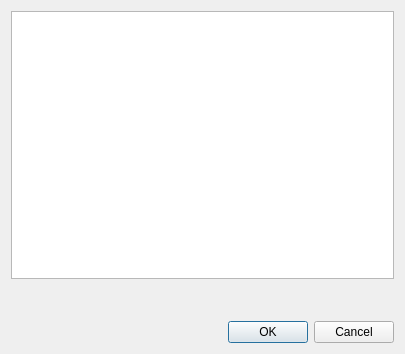
First picture: the form in src/librssguard/gui/dialogs/formaddaccount.ui, repository martinrotter/rssguard, before the edit.
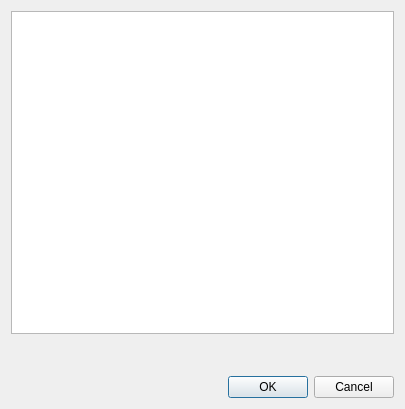
Second picture: the form after the edit.

The edit to the form file:
```diff
--- a/src/librssguard/gui/dialogs/formaddaccount.ui
+++ b/src/librssguard/gui/dialogs/formaddaccount.ui
@@ -7,7 +7,7 @@
     <x>0</x>
     <y>0</y>
     <width>405</width>
-    <height>354</height>
+    <height>409</height>
    </rect>
   </property>
   <property name="windowTitle">
```
